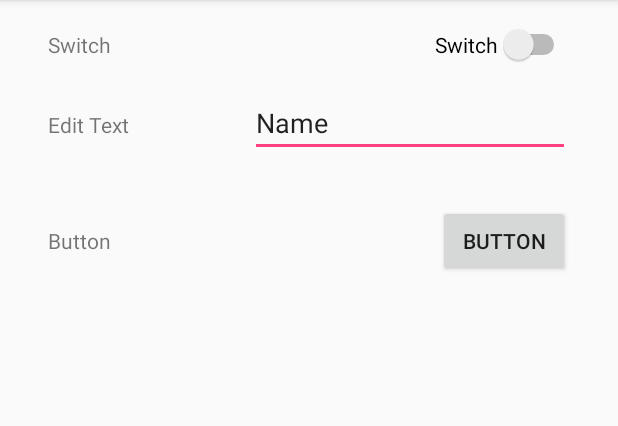
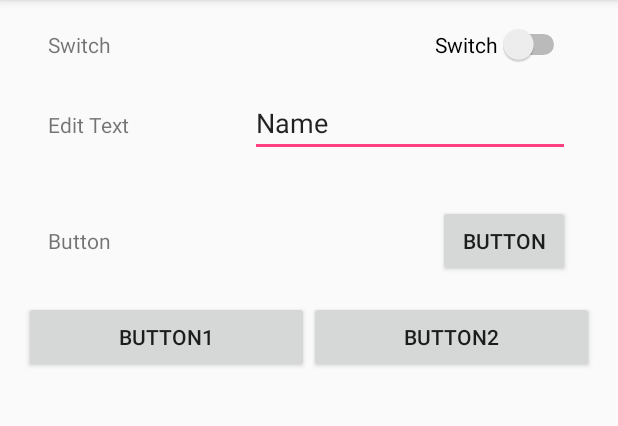
Before and after one commit to cube77/UIComponentTutorial, an Android app: the screen it shows after launch (MainActivity), on a phone screen of 412 x 824 dp, the part 84-510 px from its top. Run offline under Robolectric (Android 15) with nearby library versions, the phone set to English and light mode, and no system bars.

Commit message:
added view group of type linearlayout as a subtree. Including two Buttons without further function

```diff
--- a/app/src/main/res/layout/activity_main.xml
+++ b/app/src/main/res/layout/activity_main.xml
@@ -73,5 +73,27 @@
         android:id="@+id/textView3"
         android:layout_marginLeft="@dimen/margin"/>
 
+    <LinearLayout
+        android:layout_below="@id/button"
+        android:layout_width="wrap_content"
+        android:layout_height="wrap_content"
+        android:layout_alignParentLeft="true"
+        android:layout_alignParentRight="true">
+
+        <Button
+            android:layout_width="wrap_content"
+            android:layout_height="wrap_content"
+            android:layout_weight="1"
+            android:text="Button1"
+            android:id="@+id/buttonLeft" />
+
+        <Button
+            android:layout_width="wrap_content"
+            android:layout_height="wrap_content"
+            android:layout_weight="1"
+            android:text="Button2"
+            android:id="@+id/buttonRight" />
+
+    </LinearLayout>
 
 </RelativeLayout>
```
